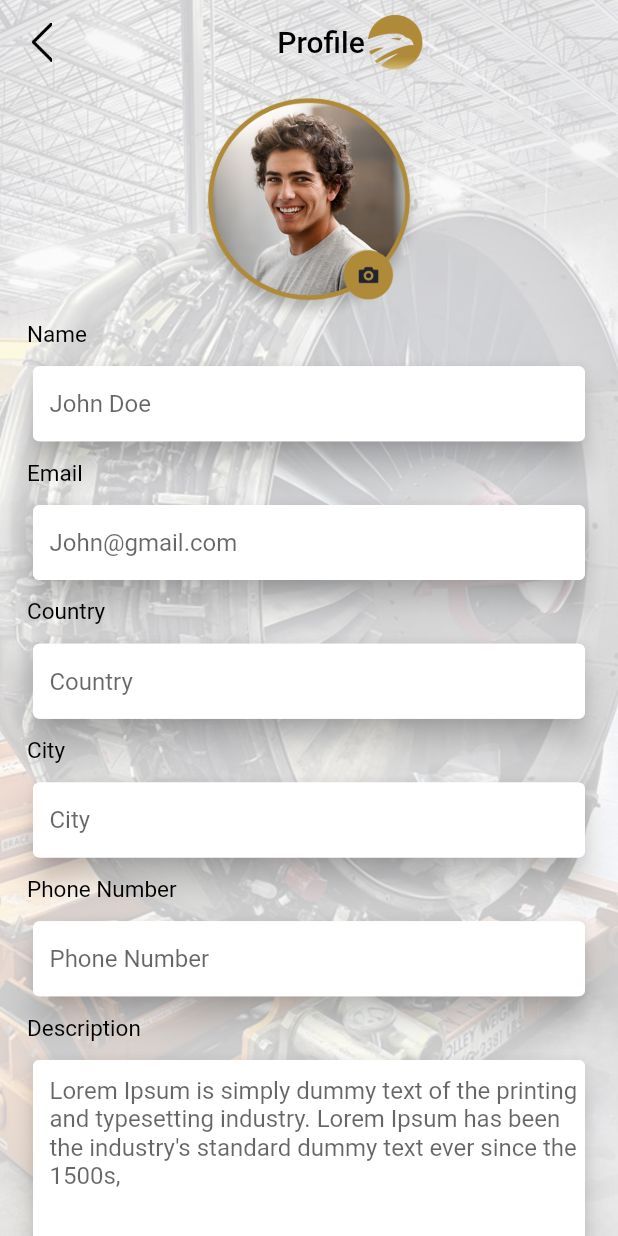
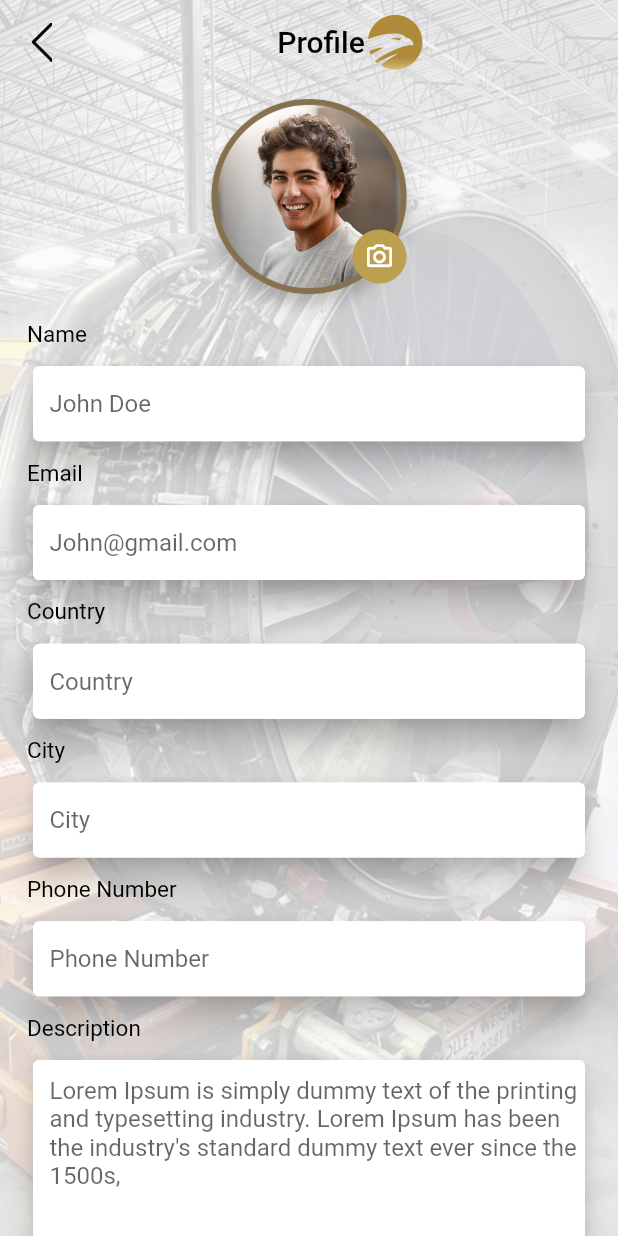
Before and after one commit to Furqan-Ahmed-bot/Stands-Aero, a Flutter app: the Editprofile screen opened directly, on a phone screen of 412 x 824 dp. Run offline on Flutter 3.47's test engine with Material 2 defaults, Android fonts, the phone set to English and light mode, and no system bars; our stand-ins replace carousel_slider, get, image_picker, syncfusion_flutter_datepicker, table_calendar.

Commit message:
edit_profile_Api

```diff
--- a/lib/screens/Profile/editprofile.dart
+++ b/lib/screens/Profile/editprofile.dart
@@ -1,13 +1,48 @@
+import 'dart:convert';
+import 'dart:io';
+
+import 'package:http/http.dart' as http;
+
 import 'package:flutter/material.dart';
+import 'package:get/get.dart';
+import 'package:image_picker/image_picker.dart';
 import 'package:stande_aero/helper/colors.dart';
+import 'package:http/http.dart' as http;
+import '../../helper/global.dart';
 
-class Editprofile extends StatelessWidget {
+class Editprofile extends StatefulWidget {
   const Editprofile({Key? key}) : super(key: key);
 
+  @override
+  State<Editprofile> createState() => _EditprofileState();
+}
+
+class _EditprofileState extends State<Editprofile> {
+  TextEditingController name = TextEditingController();
+  TextEditingController email = TextEditingController();
+  TextEditingController phone = TextEditingController();
+  TextEditingController country = TextEditingController();
+  TextEditingController city = TextEditingController();
+  TextEditingController photo = TextEditingController();
+  String apiGlobal = "https://qtdev.the4loop.com/api/";
+  File? imageFile;
   @override
   Widget build(BuildContext context) {
     double res_width = MediaQuery.of(context).size.width;
     double res_height = MediaQuery.of(context).size.height;
+
+    _getFromGallery() async {
+      PickedFile? pickedFile = await ImagePicker().getImage(
+        source: ImageSource.gallery,
+        maxWidth: 2500,
+        maxHeight: 2500,
+      );
+      if (pickedFile != null) {
+        setState(() {
+          imageFile = File(pickedFile.path);
+        });
+      }
+    }
 
     return Scaffold(
       appBar: AppBar(
@@ -60,12 +95,12 @@ class Editprofile extends StatelessWidget {
               padding: const EdgeInsets.fromLTRB(18.0, 8.0, 18.0, 18.0),
               child: Column(
                 children: [
-                  Container(
-                      width: res_width * 0.375,
-                      child: Image.asset(
-                        'assets/slicing/Untitled-51.png',
-                        height: 150,
-                      )),
+                  // Container(
+                  //     width: res_width * 0.375,
+                  //     // child: Image.asset(
+                  //     //   'assets/slicing/Untitled-51.png',
+                  //     //   height: 150,
+                  //     )),
                   // backgroundColor: Colors.red,
 
                   // Positioned(
@@ -76,24 +111,77 @@ class Editprofile extends StatelessWidget {
                   //     icon: const Icon(Icons.add_a_photo),
                   //   ),
                   // ),
-                  profile_textfield(hed: "Name", labelText: "John Doe"),
-                  profile_textfield(hed: "Email", labelText: "John@gmail.com"),
-                  profile_textfield(hed: "Country", labelText: "Country"),
-                  profile_textfield(hed: "City", labelText: "City"),
+                  Stack(
+                    children: [
+                      Container(
+                        child: imageFile == null
+                            ? CircleAvatar(
+                                backgroundColor: Colors.transparent,
+                                radius: 75,
+                                backgroundImage: AssetImage(
+                                    'assets/slicing/Untitled-31.png'),
+                              )
+                            : CircleAvatar(
+                                backgroundColor: Colors.transparent,
+                                radius: 75,
+                                backgroundImage: FileImage(imageFile!),
+                              ),
+                      ),
+                      Positioned(
+                        right: 10,
+                        bottom: 25,
+                        child: CircleAvatar(
+                          radius: 18,
+                          child: IconButton(
+                            onPressed: () {
+                              _getFromGallery();
+                            },
+                            icon: const Icon(
+                              Icons.camera_alt_outlined,
+                              color: Colors.white,
+                              size: 20,
+                            ),
+                          ),
+                        ),
+                      ),
+                    ],
+                  ),
                   profile_textfield(
-                      hed: "Phone Number", labelText: "Phone Number"),
+                    controller: name,
+                    hed: "Name",
+                    labelText: "John Doe",
+                  ),
+                  profile_textfield(
+                    controller: email,
+                    hed: "Email",
+                    labelText: "John@gmail.com",
+                  ),
+                  profile_textfield(
+                    controller: country,
+                    hed: "Country",
+                    labelText: "Country",
+                  ),
+                  profile_textfield(
+                    controller: city,
+                    hed: "City",
+                    labelText: "City",
+                  ),
+                  profile_textfield(
+                    controller: phone,
+                    hed: "Phone Number",
+                    labelText: "Phone Number",
+                  ),
                   profile_textfield(
                     hed: "Description",
                     labelText:
                         "Lorem Ipsum is simply dummy text of the printing and typesetting industry. Lorem Ipsum has been the industry's standard dummy text ever since the 1500s,",
-                      maxLines: 6),
+                    maxLines: 6,
+                  ),
                   SizedBox(
                     height: res_height * 0.0125,
                   ),
                   GestureDetector(
-                  onTap: () {
-
-                  },
+                    onTap: () {},
                     child: Container(
                       width: res_width * 0.9,
                       decoration: BoxDecoration(
@@ -116,7 +204,6 @@ class Editprofile extends StatelessWidget {
                   SizedBox(
                     height: res_height * 0.0125,
                   ),
-
                 ],
               ),
             ),
@@ -125,6 +212,57 @@ class Editprofile extends StatelessWidget {
       ),
     );
   }
+
+  CFA() async {
+    final uri = Uri.parse('https://qtdev.the4loop.com/api/user/profile/update');
+
+    print(uri);
+
+    var sendData = {
+      'name': name.text,
+      'email': email.text,
+      'phone': phone.text,
+      'country': country.text,
+      'city': city.text,
+      'photo': imageFile,
+    };
+
+    var jsonBody = json.encode(sendData);
+
+    final headers = {
+      'Content-Type': 'application/x-www-form-urlencoded',
+      'Authorization': 'Bearer ${globaltoken}',
+    };
+
+    http.Response response = await http.post(
+      uri,
+      headers: headers,
+      body: jsonBody,
+    );
+
+    print(response.statusCode);
+
+    print(response.body);
+    // try {
+    //   var res_data = json.decode(response.body);
+    // } catch (e) {
+    //   log('$e');
+    // }
+    var res_data = json.decode(response.body);
+
+    print(res_data);
+    if (res_data["status"] == true) {
+      // Get.to(() => credit_from2());
+    } else
+      Get.snackbar(
+        'Error',
+        'Wrong Credentials',
+        animationDuration: Duration(seconds: 2),
+        snackPosition: SnackPosition.BOTTOM,
+      );
+
+    return res_data;
+  }
 }
 
 class profile_textfield extends StatelessWidget {
@@ -132,14 +270,20 @@ class profile_textfield extends StatelessWidget {
 
   var maxLines;
 
-  profile_textfield({Key? key, this.labelText, this.hed, this.maxLines})
-      : super(key: key);
+  profile_textfield({
+    TextEditingController? controller,
+    Key? key,
+    this.labelText,
+    this.hed,
+    this.maxLines,
+  }) : super(key: key);
 
   @override
   Widget build(BuildContext context) {
     double res_width = MediaQuery.of(context).size.width;
     double res_height = MediaQuery.of(context).size.height;
 
+    var controller;
     return Column(
       crossAxisAlignment: CrossAxisAlignment.start,
       children: [
@@ -160,11 +304,13 @@ class profile_textfield extends StatelessWidget {
                 borderRadius: BorderRadius.circular(5),
                 border: Border.all(color: Colors.white)),
             child: TextField(
+              controller: controller,
               maxLines: maxLines,
               decoration: InputDecoration(
                   border: InputBorder.none,
                   hintText: "$labelText",
-                  contentPadding: EdgeInsets.only(left: 10, top: maxLines != null ? 10 : 0)),
+                  contentPadding: EdgeInsets.only(
+                      left: 10, top: maxLines != null ? 10 : 0)),
               // controller: controller,
             ),
           ),
--- a/pubspec.yaml
+++ b/pubspec.yaml
@@ -36,6 +36,7 @@ dependencies:
   cupertino_icons: ^1.0.2
   get: ^4.6.5
   http: ^0.13.5
+  image_picker: ^0.8.5+3
 
 dev_dependencies:
   carousel_slider: ^4.1.1
```
Also changed, not shown: pubspec.lock. Lines whose indentation alone changed are shown as unchanged.
